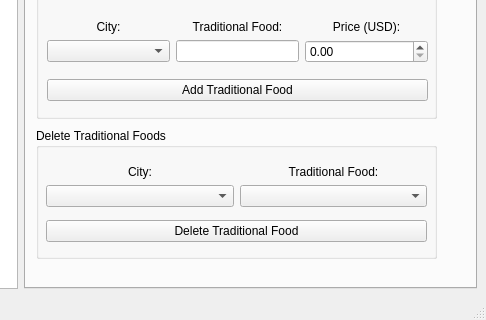
Above: mainwindow.ui from parham-sharaf/European-Vacation before the change; both pictures show x 444 to 930 and y 316 to 636 of the 930 by 636 pixel window. Below: the same form after it.
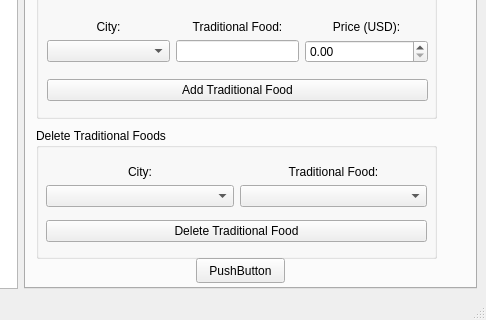
That is the form after the change.

Commit message: admin to traveler tab fixed

```diff
--- a/mainwindow.ui
+++ b/mainwindow.ui
@@ -528,6 +528,19 @@
          </layout>
         </widget>
        </widget>
+       <widget class="QPushButton" name="adminSubmit">
+        <property name="geometry">
+         <rect>
+          <x>170</x>
+          <y>520</y>
+          <width>89</width>
+          <height>25</height>
+         </rect>
+        </property>
+        <property name="text">
+         <string>PushButton</string>
+        </property>
+       </widget>
       </widget>
      </widget>
     </item>
```
Left out of the diff: 2 changed lines with no effect on the pictures. The commit also changes 16 other files.
